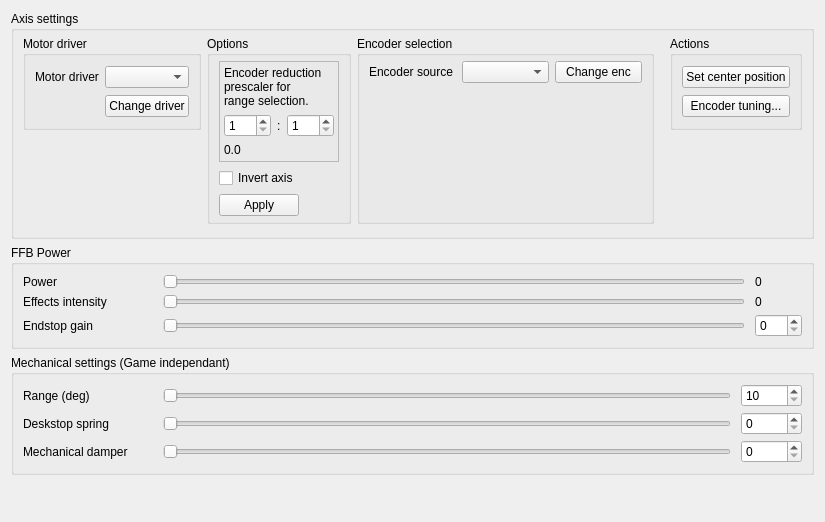
Before: the Qt Designer form res/axis_ui.ui in Ultrawipf/OpenFFBoard-configurator, drawn with Qt 5.
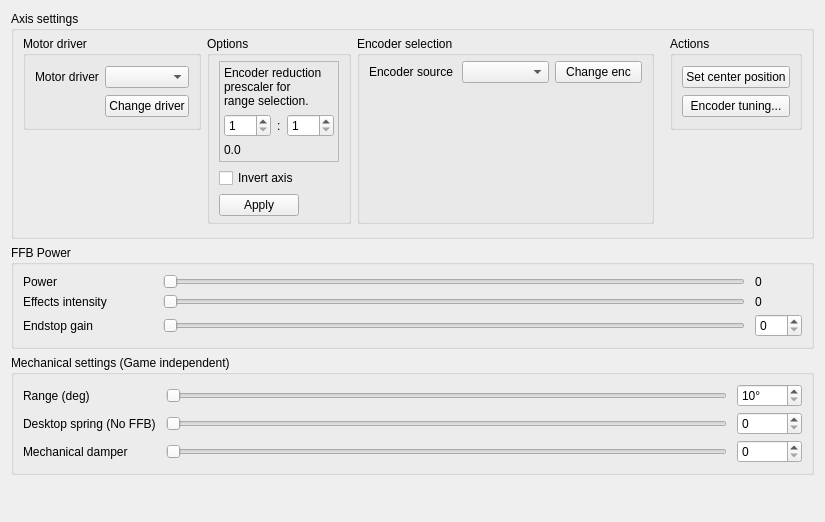
After: the same form once the commit is applied.

What changed in the file:
```diff
--- a/res/axis_ui.ui
+++ b/res/axis_ui.ui
@@ -386,7 +386,7 @@
    <item row="2" column="0">
     <widget class="QGroupBox" name="groupBox_3">
      <property name="title">
-      <string>Mechanical settings (Game independant)</string>
+      <string>Mechanical settings (Game independent)</string>
      </property>
      <layout class="QGridLayout" name="gridLayout_6" rowstretch="0,0,0" columnstretch="0,0,0" columnminimumwidth="130,0,0">
       <property name="horizontalSpacing">
@@ -424,7 +424,7 @@
          <string>&lt;html&gt;&lt;head/&gt;&lt;body&gt;&lt;p&gt;Centering force when FFB is inactive&lt;/p&gt;&lt;/body&gt;&lt;/html&gt;</string>
         </property>
         <property name="text">
-         <string>Deskstop spring</string>
+         <string>Desktop spring (No FFB)</string>
         </property>
        </widget>
       </item>
@@ -434,7 +434,7 @@
          <bool>false</bool>
         </property>
         <property name="suffix">
-         <string/>
+         <string>°</string>
         </property>
         <property name="minimum">
          <number>10</number>
```
Left out of the diff: 28 changed lines with no effect on the pictures.
